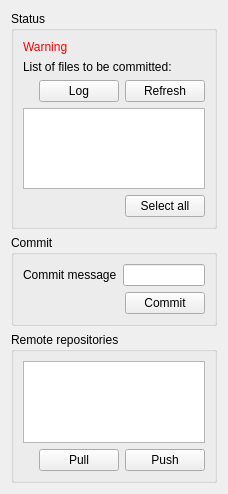
Qt form src/Mod/Arch/Resources/ui/GitTaskPanel.ui (berndhahnebach/All_FreeCAD) before a commit.
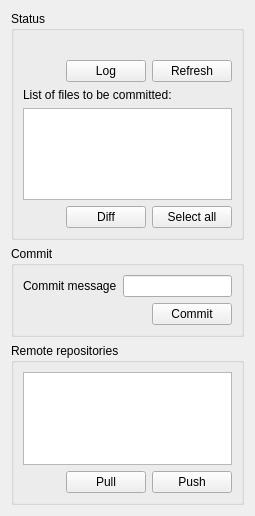
The same form after that commit.

The edit to the form file:
```diff
--- a/src/Mod/Arch/Resources/ui/GitTaskPanel.ui
+++ b/src/Mod/Arch/Resources/ui/GitTaskPanel.ui
@@ -6,8 +6,8 @@
    <rect>
     <x>0</x>
     <y>0</y>
-    <width>228</width>
-    <height>494</height>
+    <width>255</width>
+    <height>516</height>
    </rect>
   </property>
   <property name="windowTitle">
@@ -21,53 +21,9 @@
      </property>
      <layout class="QVBoxLayout" name="verticalLayout_2">
       <item>
-       <widget class="QLabel" name="labelWarning">
-        <property name="palette">
-         <palette>
-          <active>
-           <colorrole role="WindowText">
-            <brush brushstyle="SolidPattern">
-             <color alpha="255">
-              <red>255</red>
-              <green>0</green>
-              <blue>0</blue>
-             </color>
-            </brush>
-           </colorrole>
-          </active>
-          <inactive>
-           <colorrole role="WindowText">
-            <brush brushstyle="SolidPattern">
-             <color alpha="255">
-              <red>255</red>
-              <green>0</green>
-              <blue>0</blue>
-             </color>
-            </brush>
-           </colorrole>
-          </inactive>
-          <disabled>
-           <colorrole role="WindowText">
-            <brush brushstyle="SolidPattern">
-             <color alpha="255">
-              <red>103</red>
-              <green>103</green>
-              <blue>103</blue>
-             </color>
-            </brush>
-           </colorrole>
-          </disabled>
-         </palette>
-        </property>
+       <widget class="QLabel" name="labelStatus">
         <property name="text">
-         <string>Warning</string>
-        </property>
-       </widget>
-      </item>
-      <item>
-       <widget class="QLabel" name="label">
-        <property name="text">
-         <string>List of files to be committed:</string>
+         <string/>
         </property>
        </widget>
       </item>
@@ -103,7 +59,18 @@
        </layout>
       </item>
       <item>
-       <widget class="QListWidget" name="listFiles"/>
+       <widget class="QLabel" name="label">
+        <property name="text">
+         <string>List of files to be committed:</string>
+        </property>
+       </widget>
+      </item>
+      <item>
+       <widget class="QListWidget" name="listFiles">
+        <property name="selectionMode">
+         <enum>QAbstractItemView::MultiSelection</enum>
+        </property>
+       </widget>
       </item>
       <item>
        <layout class="QHBoxLayout" name="horizontalLayout">
@@ -120,6 +87,13 @@
           </property>
          </spacer>
         </item>
+        <item>
+         <widget class="QPushButton" name="buttonDiff">
+          <property name="text">
+           <string>Diff</string>
+          </property>
+         </widget>
+        </item>
         <item>
          <widget class="QPushButton" name="buttonSelectAll">
           <property name="text">
```
Left out of the diff: 2 changed lines with no effect on the pictures.
